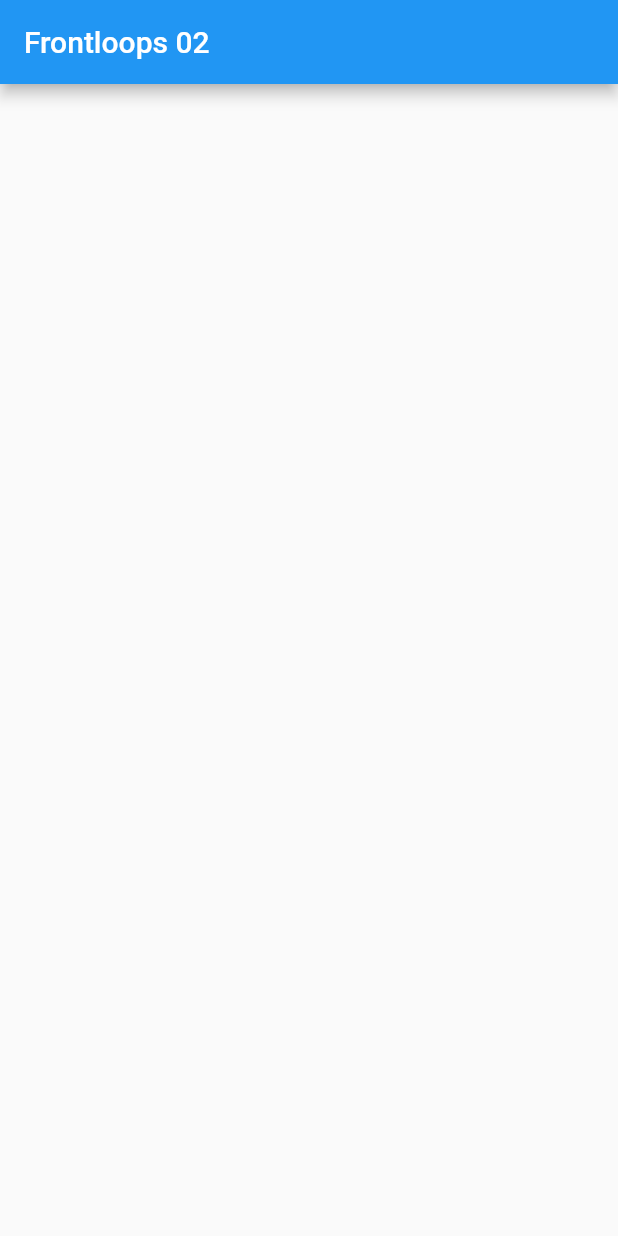
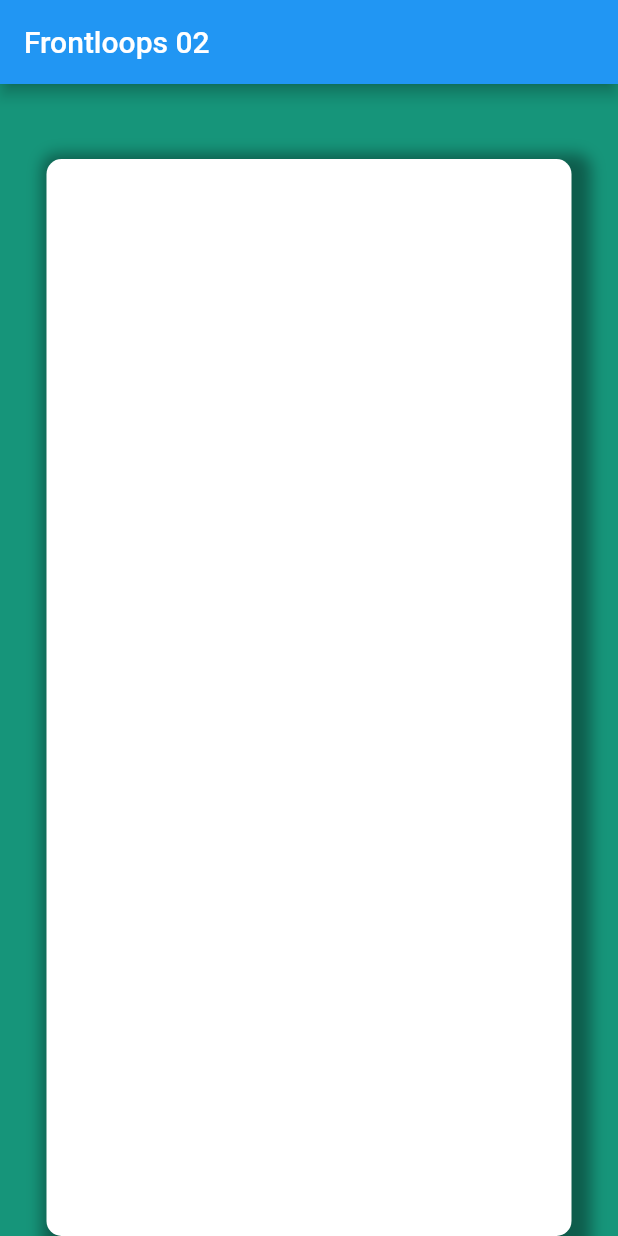
Before and after one commit to sparklaunch/Frontloops_02, a Flutter app: the screen it shows after launch, on a phone screen of 412 x 824 dp. Run offline on Flutter 3.47's test engine with Material 2 defaults, Android fonts, the phone set to English and light mode, and no system bars.

Commit message:
add container

```diff
--- /dev/null
+++ b/lib/SimpleWheelsTitle.dart
@@ -0,0 +1,8 @@
+import "package:flutter/material.dart";
+
+class SimpleWheelsTitle extends StatelessWidget {
+  @override
+  Widget build(BuildContext context) {
+    return Container();
+  }
+}
--- a/lib/main.dart
+++ b/lib/main.dart
@@ -1,9 +1,14 @@
 import 'package:flutter/material.dart';
+
+import "./SimpleWheelsTitle.dart";
+
+Color backgroundColor = Color.fromRGBO(22, 149, 122, 1);
 
 void main() {
   runApp(
     MaterialApp(
       home: Scaffold(
+        backgroundColor: backgroundColor,
         appBar: AppBar(
           title: Text("Frontloops 02"),
         ),
@@ -16,6 +21,31 @@ void main() {
 class Frontloops extends StatelessWidget {
   @override
   Widget build(BuildContext context) {
-    return Container();
+    return Row(
+      mainAxisAlignment: MainAxisAlignment.center,
+      children: [
+        Container(
+          child: SimpleWheelsTitle(),
+          width: 350.0,
+          margin: EdgeInsets.only(
+            top: 50.0,
+          ),
+          decoration: BoxDecoration(
+            color: Colors.white,
+            borderRadius: BorderRadius.circular(
+              10.0,
+            ),
+            boxShadow: [
+              BoxShadow(
+                color: Colors.black38,
+                offset: Offset(5.0, 5.0),
+                spreadRadius: 8.0,
+                blurRadius: 8.0,
+              ),
+            ],
+          ),
+        ),
+      ],
+    );
   }
 }
```
Also changed, not shown: 1 other file.
